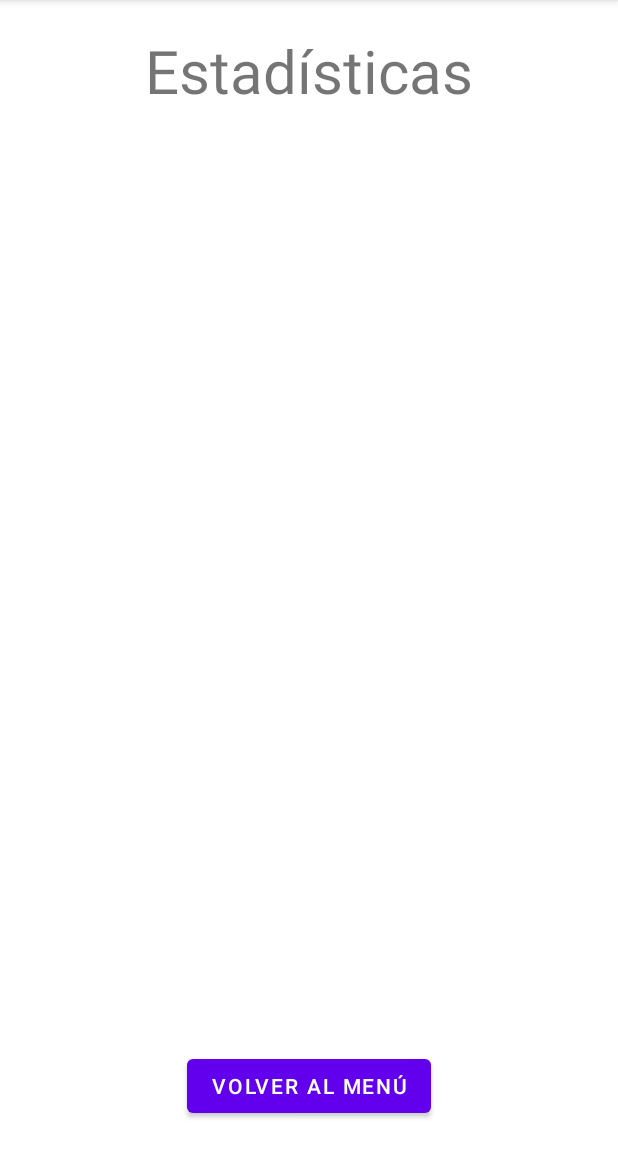
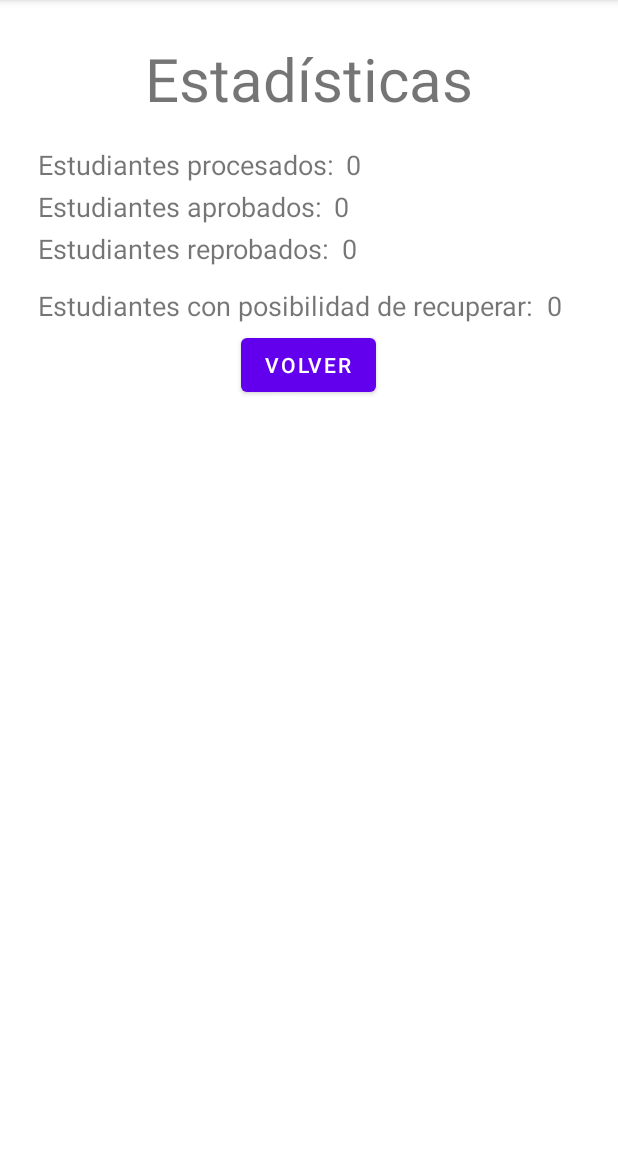
Before and after one commit to KevinL0pez/MyLittleGrasshoppers, an Android app: the ActivityStatistics screen opened directly, with no data from a screen before it, on a phone screen of 412 x 824 dp, the part 84-1236 px from its top. Run offline under Robolectric (Android 15) with nearby library versions, the phone set to English and light mode, and no system bars.

Commit message:
Proyecto en logica terminado

```diff
--- a/app/src/main/java/com/mispequeossaltamontes/activities/ActivityStatistics.kt
+++ b/app/src/main/java/com/mispequeossaltamontes/activities/ActivityStatistics.kt
@@ -6,26 +6,53 @@ import android.os.Bundle
 import android.widget.Button
 import android.widget.TextView
 import com.mispequeossaltamontes.R
+import com.mispequeossaltamontes.clases.Globals
 import com.mispequeossaltamontes.clases.Operaciones
 
 class ActivityStatistics : AppCompatActivity() {
+    var campoProcesados:TextView ?= null
+    var campoAprobados:TextView ?= null
+    var campoReprobados:TextView ?= null
+    var campoRecuperar:TextView ?= null
+
     override fun onCreate(savedInstanceState: Bundle?) {
 
         super.onCreate(savedInstanceState)
         setContentView(R.layout.activity_statistics)
 
+        campoProcesados=findViewById(R.id.textViewProcesados)
+        campoAprobados=findViewById(R.id.textViewGanan)
+        campoReprobados=findViewById(R.id.textViewPierden)
+        campoRecuperar=findViewById(R.id.textViewRecuperar)
+
         val miBoton: Button = findViewById(R.id.btnSalirEstadisticas)
         miBoton.setOnClickListener{onSalir()}
 
-        val campoMensaje = findViewById<TextView>(R.id.txtResultado)
+        campoProcesados?.setText("${Globals.operaciones.listaEstudiantes.size}")
 
-        var miBundle:Bundle? = this.intent.extras
+        var aprobados:Int =0
+        for( i in Globals.operaciones.listaEstudiantes){
+            if(i.estado=="Aprobado"){
+                aprobados +=1
+            }
+        }
+        campoAprobados?.setText("${aprobados.toString()}")
 
-        if (miBundle != null) {
+        var reprobados:Int =0
+        for( i in Globals.operaciones.listaEstudiantes){
+            if(i.estado=="Reprobado"){
+                reprobados +=1
+            }
+        }
+        campoReprobados?.setText("${reprobados.toString()}")
 
-            campoMensaje.text = "${miBundle.getSerializable("est")}"
-
+        var estPoRecuperar:Int = 0
+        for(i in Globals.operaciones.listaEstudiantes){
+            if(i.poRecuperar==true){
+                estPoRecuperar +=1
+            }
         }
+        campoRecuperar?.setText("Estudiantes con posibilidad de recuperar:  ${estPoRecuperar.toString()}")
 
     }
 
--- /dev/null
+++ b/app/src/main/java/com/mispequeossaltamontes/clases/Globals.kt
@@ -0,0 +1,9 @@
+package com.mispequeossaltamontes.clases
+
+public class Globals {
+
+    companion object {
+        var operaciones: Operaciones = Operaciones()
+    }
+
+}
--- a/app/src/main/res/layout-land/activity_statistics.xml
+++ b/app/src/main/res/layout-land/activity_statistics.xml
@@ -13,7 +13,7 @@
         android:orientation="vertical" >
 
         <TextView
-            android:id="@+id/txtEstadisticas"
+            android:id="@+id/txtEstMat"
             android:layout_width="match_parent"
             android:layout_height="wrap_content"
             android:text="Estadísticas"
--- a/app/src/main/res/layout/activity_statistics.xml
+++ b/app/src/main/res/layout/activity_statistics.xml
@@ -5,45 +5,129 @@
     android:layout_width="match_parent"
     android:layout_height="match_parent"
     android:orientation="vertical"
-    tools:context=".activities.ActivityStatistics">
+    tools:context=".activities.ActivityStatistics" >
+
+    <ScrollView
+        android:layout_width="match_parent"
+        android:layout_height="match_parent" >
 
         <LinearLayout
             android:layout_width="match_parent"
             android:layout_height="wrap_content"
-        android:orientation="vertical" >
+            android:layout_margin="25dp"
+            android:orientation="vertical">
+
 
             <TextView
-            android:id="@+id/txtEstadisticas"
+                android:id="@+id/textView3"
                 android:layout_width="match_parent"
                 android:layout_height="wrap_content"
-            android:text="Estadísticas"
-            android:layout_marginTop="20dp"
                 android:textSize="40dp"
-            android:textAlignment="center"/>
+                android:gravity="center"
+                android:layout_marginBottom="18dp"
+                android:text="Estadísticas" />
+
+            <LinearLayout
+                android:layout_width="match_parent"
+                android:layout_height="match_parent"
+                android:orientation="horizontal">
 
                 <TextView
-            android:id="@id/txtResultado"
+                    android:id="@+id/textView5"
+                    android:layout_width="wrap_content"
+                    android:layout_height="wrap_content"
+                    android:textSize="18sp"
+                    android:layout_marginBottom="3dp"
+                    android:text="Estudiantes procesados: ">
+
+                </TextView>
+
+                <TextView
+                    android:id="@+id/textViewProcesados"
+                    android:layout_width="wrap_content"
+                    android:textSize="18sp"
+                    android:layout_marginBottom="3dp"
+                    android:paddingLeft="3dp"
+                    android:layout_height="wrap_content"
+                    android:text="" />
+            </LinearLayout>
+            <LinearLayout
                 android:layout_width="match_parent"
-            android:layout_height="match_parent" />
+                android:layout_height="match_parent"
+                android:orientation="horizontal">
 
+                <TextView
+                    android:id="@+id/textView6"
+                    android:layout_width="wrap_content"
+                    android:layout_height="wrap_content"
+                    android:textSize="18sp"
+                    android:layout_marginBottom="3dp"
+                    android:text="Estudiantes aprobados: ">
+
+                </TextView>
+
+                <TextView
+                    android:id="@+id/textViewGanan"
+                    android:layout_width="wrap_content"
+                    android:layout_height="wrap_content"
+                    android:textSize="18sp"
+                    android:paddingLeft="3dp" />
             </LinearLayout>
+            <LinearLayout
+                android:layout_width="match_parent"
+                android:layout_height="match_parent"
+                android:orientation="horizontal">
 
+                <TextView
+                    android:id="@+id/textView7"
+                    android:layout_width="wrap_content"
+                    android:layout_height="wrap_content"
+                    android:textSize="18sp"
+                    android:layout_marginBottom="3dp"
+                    android:text="Estudiantes reprobados: ">
 
+                </TextView>
+
+                <TextView
+                    android:id="@+id/textViewPierden"
+                    android:layout_width="wrap_content"
+                    android:layout_height="wrap_content"
+                    android:textSize="18sp"
+                    android:paddingLeft="3dp"
+                    android:text="" />
+            </LinearLayout>
+            <LinearLayout
+                android:layout_width="match_parent"
+                android:layout_height="match_parent"
+                android:orientation="horizontal">
+
+                <TextView
+                    android:id="@+id/textViewRecuperar"
+                    android:layout_width="match_parent"
+                    android:layout_height="wrap_content"
+                    android:textSize="18sp"
+                    android:layout_marginTop="10dp"
+                    android:layout_marginBottom="3dp" >
+
+                </TextView>
+            </LinearLayout>
 
             <LinearLayout
                 android:layout_width="match_parent"
                 android:layout_height="match_parent"
                 android:orientation="vertical"
-        android:gravity="bottom"
                 android:layout_marginBottom="20dp">
 
                 <Button
                     android:id="@+id/btnSalirEstadisticas"
                     android:layout_width="wrap_content"
                     android:layout_height="wrap_content"
-        android:text="Volver al Menú"
+                    android:text="Volver"
                     android:layout_gravity="center"/>
 
             </LinearLayout>
 
         </LinearLayout>
+    </ScrollView>
+
+</LinearLayout>
```
Also changed, not shown: app/src/main/java/com/mispequeossaltamontes/activities/ActivityPrintDates.kt (+19 -15 lines), app/src/main/java/com/mispequeossaltamontes/activities/ActivityRegister.kt (+41 -77 lines), app/src/main/java/com/mispequeossaltamontes/activities/MainActivity.kt (+2 -28 lines), app/src/main/java/com/mispequeossaltamontes/clases/Estudiante.kt (+14 -19 lines), app/src/main/java/com/mispequeossaltamontes/clases/Materia.kt (deleted, +0 -14 lines), app/src/main/java/com/mispequeossaltamontes/clases/Operaciones.kt (+6 -29 lines), app/src/main/res/layout/activity_print_dates.xml (+40 -23 lines), app/src/main/res/layout/activity_register.xml (+0 -9 lines). Lines whose indentation alone changed are shown as unchanged.
